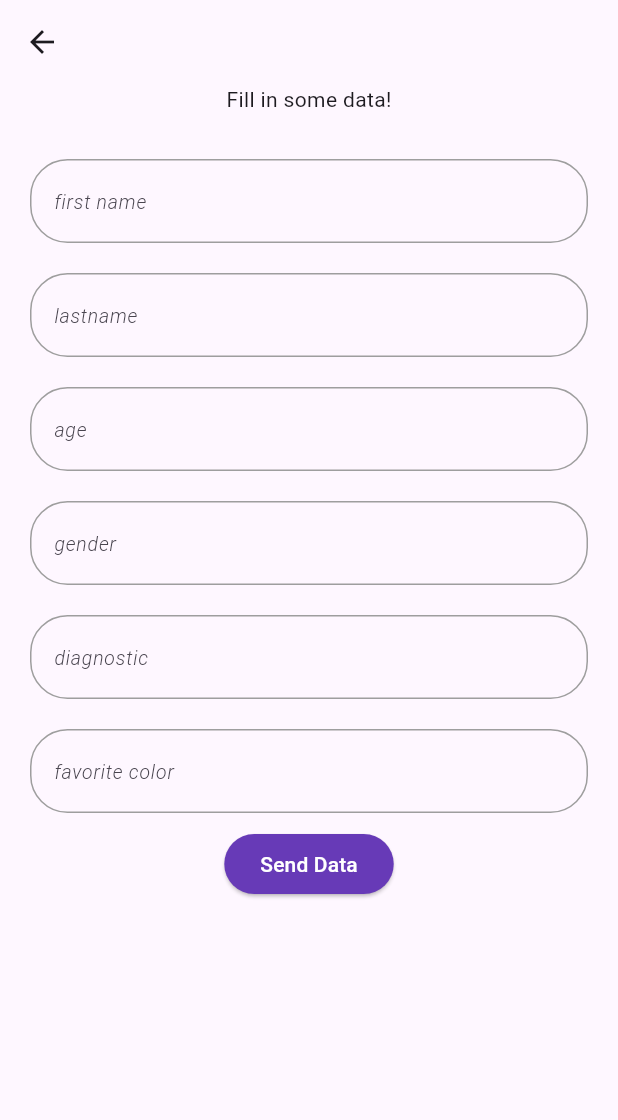
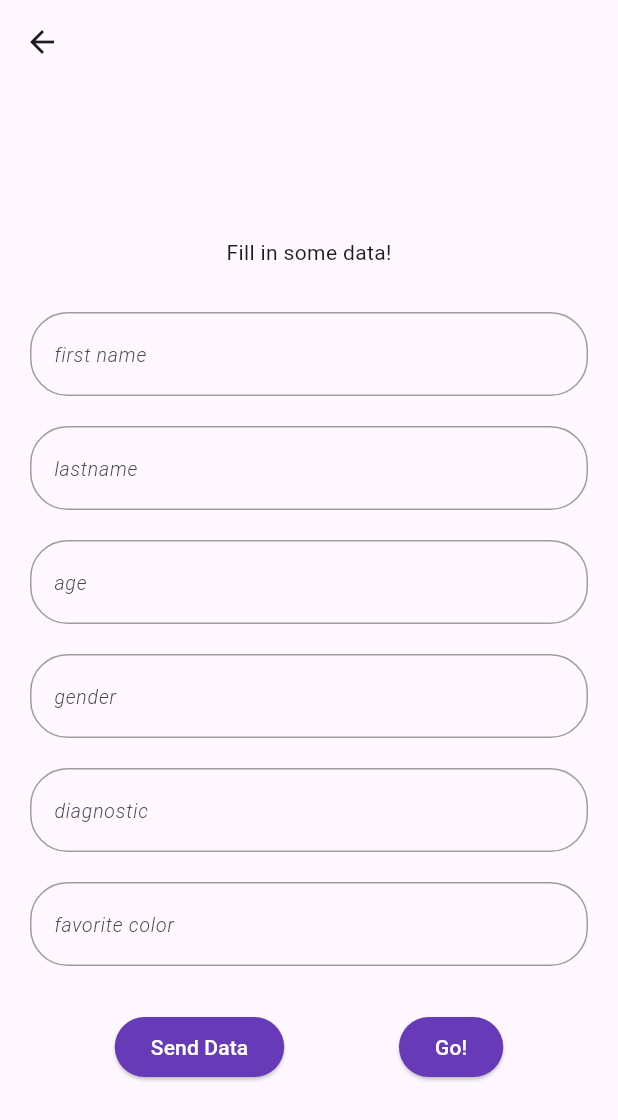
Before and after one commit to binivazqua/Willow, a Flutter app: the screen it shows once a user with an empty profile is signed in, after a tap on "Go to data", on a phone screen of 412 x 824 dp. Shown: the top 1120 px of the screen. Run offline on Flutter 3.47's test engine with Material 3 defaults, Android fonts, the phone set to English and light mode, and no system bars; our stand-ins replace cloud_firestore, firebase_auth, firebase_core; accounts and stored records are empty; network calls fail.

Commit message:
tab questionary done

```diff
--- a/lib/auth/loginPage.dart
+++ b/lib/auth/loginPage.dart
@@ -19,8 +19,6 @@ class _loginPageeState extends State<loginPagee> {
     await FirebaseAuth.instance.signInWithEmailAndPassword(
         email: _emailController.text.trim(),
         password: _passwordController.text.trim());
-
-
   }
 
   @override
@@ -34,9 +32,8 @@ class _loginPageeState extends State<loginPagee> {
   Widget build(BuildContext context) {
     return Scaffold(
       backgroundColor: Colors.white,
-      body: SingleChildScrollView(
-        keyboardDismissBehavior: ScrollViewKeyboardDismissBehavior.onDrag,
-        child: Center(
+      body: Center(
+        child: SingleChildScrollView(
           child: Padding(
             padding: const EdgeInsets.all(10),
             child: Column(
--- a/lib/pages/data/userData.dart
+++ b/lib/pages/data/userData.dart
@@ -1,4 +1,5 @@
 import 'package:bejoy/components/textField.dart';
+import 'package:bejoy/pages/data/tabs/tabs.dart';
 import 'package:cloud_firestore/cloud_firestore.dart';
 //import 'package:cloud_firestore/cloud_firestore.dart';
 import 'package:flutter/cupertino.dart';
@@ -40,8 +41,8 @@ class _userDataState extends State<userData> {
       appBar: AppBar(
         backgroundColor: Colors.transparent,
       ),
-      body: SingleChildScrollView(
-        child: Center(
+      body: Center(
+        child: SingleChildScrollView(
           child: Column(
             children: [
               Text('Fill in some data!'),
@@ -68,6 +69,12 @@ class _userDataState extends State<userData> {
                   hintDesiredText: 'favorite color',
                   controller: _color,
                   obscureText: false),
+              SizedBox(
+                height: 20,
+              ),
+              Row(
+                mainAxisAlignment: MainAxisAlignment.spaceEvenly,
+                children: [
                   ElevatedButton(
                     onPressed: addUserDetails,
                     child: Text(
@@ -75,7 +82,25 @@ class _userDataState extends State<userData> {
                       style: TextStyle(color: Colors.white),
                     ),
                     style: ButtonStyle(
-                    backgroundColor: WidgetStatePropertyAll(Colors.deepPurple)),
+                        backgroundColor:
+                            WidgetStatePropertyAll(Colors.deepPurple)),
+                  ),
+                  ElevatedButton(
+                    onPressed: () {
+                      Navigator.push(
+                          context,
+                          MaterialPageRoute(
+                              builder: (context) => userDiagnosticTest()));
+                    },
+                    child: Text(
+                      'Go!',
+                      style: TextStyle(color: Colors.white),
+                    ),
+                    style: ButtonStyle(
+                        backgroundColor:
+                            WidgetStatePropertyAll(Colors.deepPurple)),
+                  )
+                ],
               )
             ],
           ),
```
Also changed, not shown: lib/auth/registerPage.dart (+6 -3 lines), lib/pages/data/tabs/corporal.dart (+15 -0 lines), lib/pages/data/tabs/familiar.dart (+17 -0 lines), lib/pages/data/tabs/fisica.dart (+17 -0 lines), lib/pages/data/tabs/miedo.dart (+17 -0 lines), lib/pages/data/tabs/percepcion.dart (+18 -0 lines), lib/pages/data/tabs/profesional.dart (+19 -0 lines), lib/pages/data/tabs/tabs.dart (added, +57 -0 lines). Lines whose indentation alone changed are shown as unchanged.
